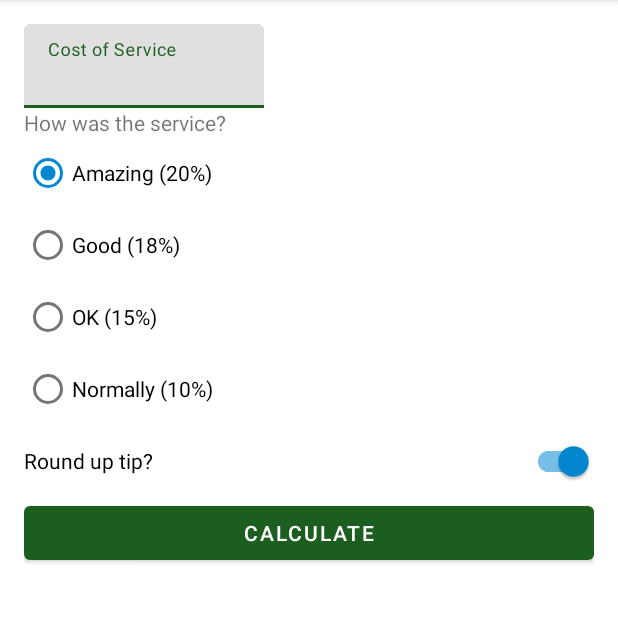
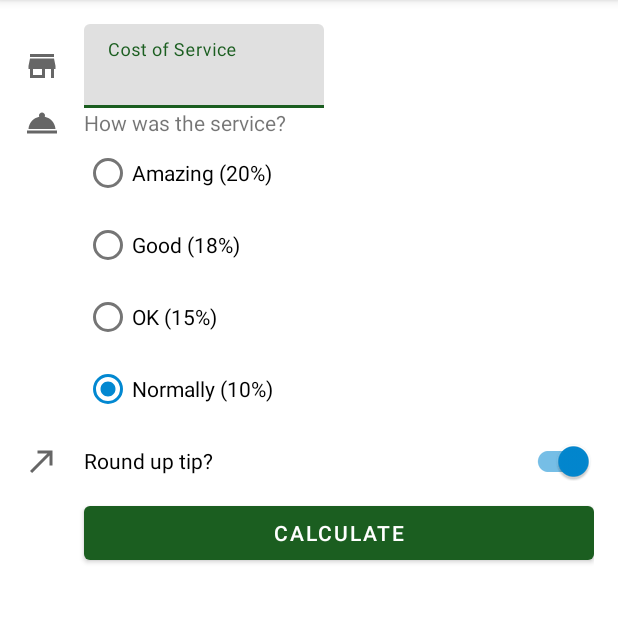
Before and after one commit to Andres-Martinez-Gutierrez/CalculadoraDePropinas, an Android app: the screen it shows after launch (MainActivity), on a phone screen of 412 x 824 dp, the part 84-707 px from its top. Run offline under Robolectric (Android 15) with nearby library versions, the phone set to English and light mode, and no system bars; 3 statements that could not run were skipped.

Commit message:
Onceavo commite
Se agregan los imágenes de vectores al XML para dar una mejor IU

```diff
--- a/app/src/main/res/layout/activity_main.xml
+++ b/app/src/main/res/layout/activity_main.xml
@@ -7,13 +7,24 @@
     android:padding="16dp"
     tools:context=".MainActivity">
 
+    <ImageView
+        android:id="@+id/icon_cost_of_service"
+        android:layout_width="wrap_content"
+        android:layout_height="wrap_content"
+        android:importantForAccessibility="no"
+        app:srcCompat="@drawable/ic_store"
+        app:layout_constraintStart_toStartOf="parent"
+        app:layout_constraintTop_toTopOf="@id/cost_of_service"
+        app:layout_constraintBottom_toBottomOf="@id/cost_of_service"/>
+
 
     <com.google.android.material.textfield.TextInputLayout
         android:id="@+id/cost_of_service"
         android:layout_width="160dp"
         android:layout_height="wrap_content"
         android:hint="@string/cost_of_service"
-        app:layout_constraintStart_toStartOf="parent"
+        android:layout_marginStart="16dp"
+        app:layout_constraintStart_toEndOf="@id/icon_cost_of_service"
         app:layout_constraintTop_toTopOf="parent">
 
         <com.google.android.material.textfield.TextInputEditText
@@ -24,21 +35,32 @@
 
     </com.google.android.material.textfield.TextInputLayout>
 
+    <ImageView
+        android:id="@+id/icon_service_question"
+        android:layout_width="wrap_content"
+        android:layout_height="wrap_content"
+        android:importantForAccessibility="no"
+        app:srcCompat="@drawable/ic_service"
+        app:layout_constraintStart_toStartOf="parent"
+        app:layout_constraintTop_toTopOf="@id/question"
+        app:layout_constraintBottom_toBottomOf="@id/question"/>
+
     <TextView
         android:id="@+id/question"
         android:layout_width="wrap_content"
         android:layout_height="wrap_content"
         android:text="How was the service?"
-        app:layout_constraintStart_toStartOf="parent"
+        android:layout_marginStart="16dp"
+        app:layout_constraintStart_toEndOf="@id/icon_service_question"
         app:layout_constraintTop_toBottomOf="@id/cost_of_service" />
 
     <RadioGroup
         android:id="@+id/tip_options"
         android:layout_width="wrap_content"
         android:layout_height="wrap_content"
-        android:checkedButton="@id/option_twenty_percent"
+        android:checkedButton="@id/option_ten_percent"
         android:orientation="vertical"
-        app:layout_constraintStart_toStartOf="parent"
+        app:layout_constraintStart_toStartOf="@id/question"
         app:layout_constraintTop_toBottomOf="@id/question">
 
         <RadioButton
@@ -66,6 +88,16 @@
 
     </RadioGroup>
 
+    <ImageView
+        android:id="@+id/icon_round_up"
+        android:layout_width="wrap_content"
+        android:layout_height="wrap_content"
+        android:importantForAccessibility="no"
+        app:srcCompat="@drawable/ic_round_up"
+        app:layout_constraintStart_toStartOf="parent"
+        app:layout_constraintTop_toTopOf="@id/round_up_switch"
+        app:layout_constraintBottom_toBottomOf="@id/round_up_switch"/>
+
     <com.google.android.material.switchmaterial.SwitchMaterial
         android:id="@+id/round_up_switch"
         android:layout_width="0dp"
@@ -82,7 +114,7 @@
         android:layout_height="wrap_content"
         android:text="Calculate"
         app:layout_constraintEnd_toEndOf="parent"
-        app:layout_constraintStart_toStartOf="parent"
+        app:layout_constraintStart_toStartOf="@id/round_up_switch"
         app:layout_constraintTop_toBottomOf="@id/round_up_switch" />
 
     <TextView
@@ -91,6 +123,7 @@
         android:layout_height="wrap_content"
         android:textSize="24dp"
         android:textStyle="bold"
+        android:layout_marginTop="8dp"
         tools:text="Tip Amount: $10"
         app:layout_constraintEnd_toEndOf="parent"
         app:layout_constraintTop_toBottomOf="@id/calculate_button" />
```
